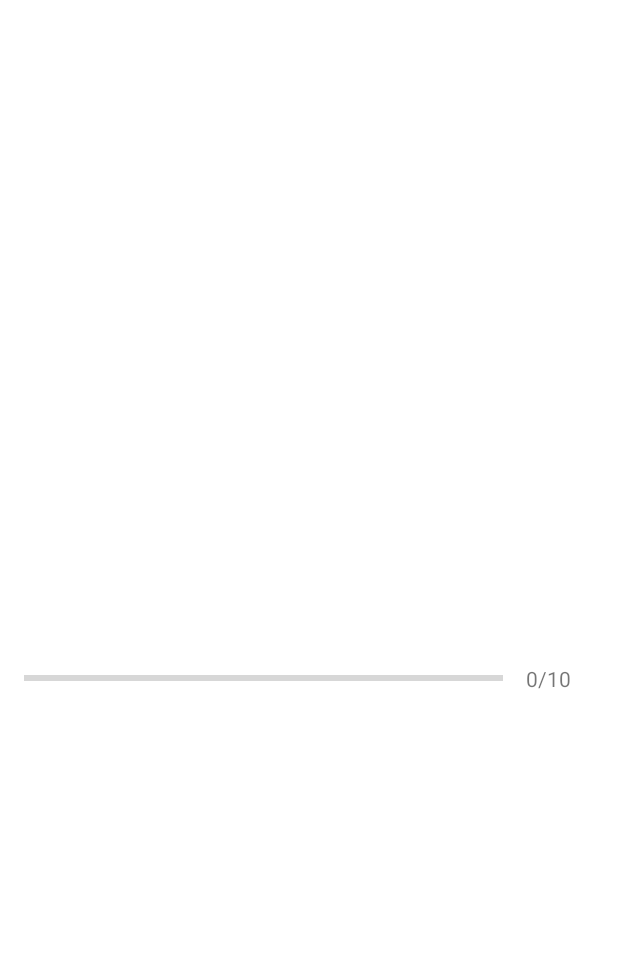
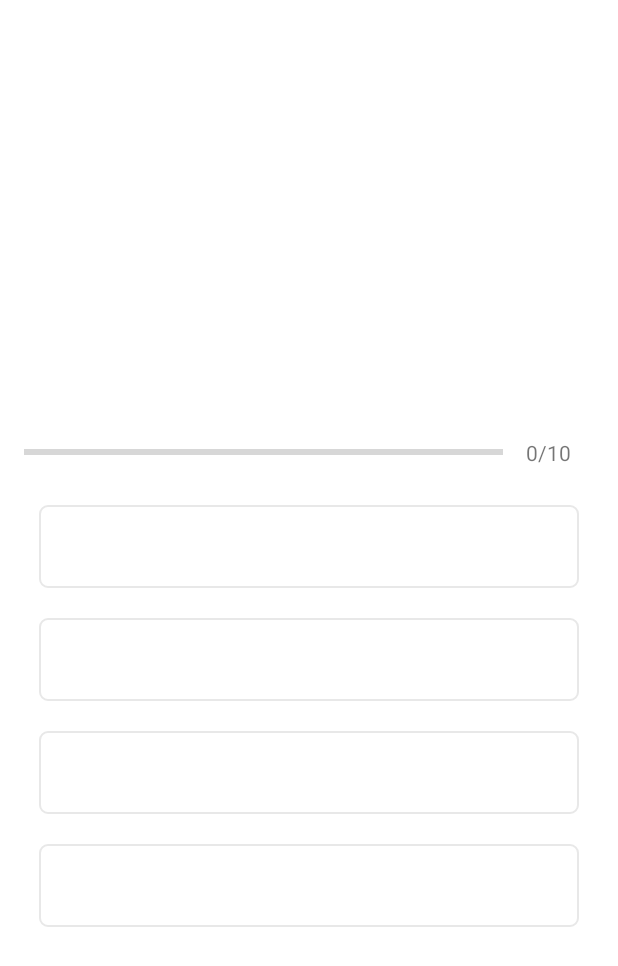
Before and after one commit to pranavc33/Quiz-App, an Android app: the QuizQuestionsActivity screen opened directly, with no data from a screen before it, on a phone screen of 412 x 824 dp. Shown: the top 966 px of the screen. Run offline under Robolectric (Android 15) with nearby library versions, the phone set to English and light mode, and no system bars.

Commit message:
options visible, layout_width error

```diff
--- /dev/null
+++ b/app/src/main/res/drawable/default_option_border_bg.xml
@@ -0,0 +1,18 @@
+<?xml version="1.0" encoding="utf-8"?>
+<shape xmlns:android="http://schemas.android.com/apk/res/android"
+
+    android:shape="rectangle"
+
+
+    >
+
+    <stroke
+        android:width="1dp"
+        android:color="#E8E8E8"/>
+    <solid
+        android:color="@color/white"
+       />
+
+    <corners android:radius="5dp"/>
+
+</shape>
--- a/app/src/main/res/layout/activity_quiz_questions.xml
+++ b/app/src/main/res/layout/activity_quiz_questions.xml
@@ -71,6 +71,62 @@ android:layout_marginTop="16dp"
 
 
     </LinearLayout>
+
+        <TextView
+            android:id="@+id/tv_option_one"
+            android:layout_width="match_parent"
+            android:layout_height="wrap_content"
+            android:layout_margin="10dp"
+            android:background="@drawable/default_option_border_bg"
+            android:gravity="center"
+            android:padding="15dp"
+            android:textColor="#7A8089"
+            android:textSize="18sp"
+            tools:text="Apple" />
+
+        <TextView
+            android:id="@+id/tv_option_two"
+            android:layout_width="match_parent"
+            android:layout_height="wrap_content"
+            android:layout_margin="10dp"
+            android:background="@drawable/default_option_border_bg"
+            android:gravity="center"
+            android:padding="15dp"
+            android:textColor="#7A8089"
+            android:textSize="18sp"
+            tools:text="Android"/>
+
+
+        <TextView
+            android:id="@+id/tv_option_three"
+            android:layout_width="match_parent"
+            android:layout_height="wrap_content"
+            android:layout_margin="10dp"
+            android:background="@drawable/default_option_border_bg"
+            android:gravity="center"
+            android:padding="15dp"
+            android:textColor="#7A8089"
+            android:textSize="18sp"
+            tools:text="Google"/>
+
+
+
+        <TextView
+            android:id="@+id/tv_option_four"
+            android:layout_width="match_parent"
+            android:layout_height="wrap_content"
+            android:layout_margin="10dp"
+            android:background="@drawable/default_option_border_bg"
+            android:gravity="center"
+            android:padding="15dp"
+            android:textColor="#7A8089"
+            android:textSize="18sp"
+            tools:text="Nokia"/>
+
+
+
+
+
     </LinearLayout>
 
 </ScrollView>
```
